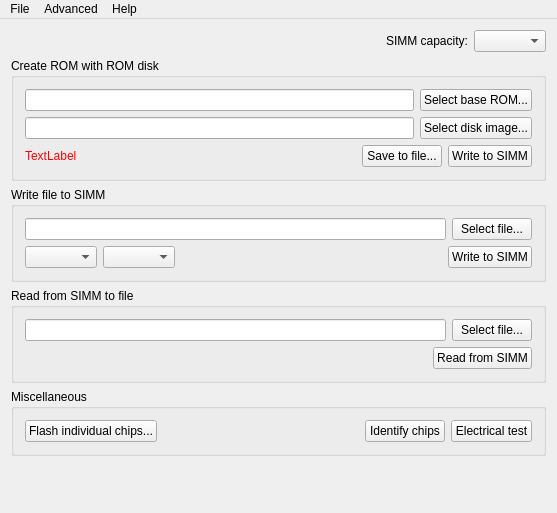
Before: the Qt Designer form mainwindow.ui in dougg3/mac-rom-simm-programmer.software, drawn with Qt 5.
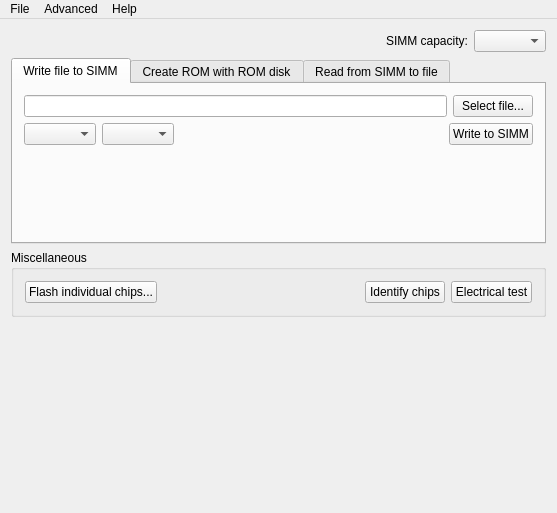
After: the same form once the commit is applied. Custom widgets are drawn as their Qt base class.

Commit message: Rearrange UI to put write, create, and read on separate tabs

```diff
--- a/mainwindow.ui
+++ b/mainwindow.ui
@@ -13,6 +13,11 @@
   <property name="windowTitle">
    <string>SIMM Programmer</string>
   </property>
+  <property name="styleSheet">
+   <string notr="true">QGroupBox#writeGroupBox, QGroupBox#readGroupBox, QGroupBox#createROMGroupBox {
+	border: 0px solid;
+}</string>
+  </property>
   <widget class="QWidget" name="centralWidget">
    <layout class="QVBoxLayout" name="verticalLayout">
     <property name="spacing">
@@ -65,9 +70,129 @@
          </layout>
         </item>
         <item>
-         <widget class="QGroupBox" name="createROMGroupBox">
+         <widget class="QTabWidget" name="tabWidget">
+          <property name="currentIndex">
+           <number>0</number>
+          </property>
+          <widget class="QWidget" name="writeTab">
+           <attribute name="title">
+            <string>Write file to SIMM</string>
+           </attribute>
+           <layout class="QVBoxLayout" name="verticalLayout_10">
+            <property name="spacing">
+             <number>0</number>
+            </property>
+            <property name="leftMargin">
+             <number>0</number>
+            </property>
+            <property name="topMargin">
+             <number>0</number>
+            </property>
+            <property name="rightMargin">
+             <number>0</number>
+            </property>
+            <property name="bottomMargin">
+             <number>0</number>
+            </property>
+            <item>
+             <widget class="DroppableGroupBox" name="writeGroupBox">
           <property name="title">
+               <string/>
+              </property>
+              <property name="flat">
+               <bool>true</bool>
+              </property>
+              <layout class="QVBoxLayout" name="verticalLayout_3">
+               <item>
+                <layout class="QHBoxLayout" name="horizontalLayout">
+                 <item>
+                  <widget class="QLineEdit" name="chosenWriteFile">
+                   <property name="readOnly">
+                    <bool>false</bool>
+                   </property>
+                  </widget>
+                 </item>
+                 <item>
+                  <widget class="QPushButton" name="selectWriteFileButton">
+                   <property name="text">
+                    <string>Select file...</string>
+                   </property>
+                  </widget>
+                 </item>
+                </layout>
+               </item>
+               <item>
+                <layout class="QHBoxLayout" name="horizontalLayout_2">
+                 <item>
+                  <widget class="QComboBox" name="verifyBox"/>
+                 </item>
+                 <item>
+                  <widget class="QComboBox" name="howMuchToWriteBox"/>
+                 </item>
+                 <item>
+                  <spacer name="horizontalSpacer_2">
+                   <property name="orientation">
+                    <enum>Qt::Horizontal</enum>
+                   </property>
+                   <property name="sizeHint" stdset="0">
+                    <size>
+                     <width>40</width>
+                     <height>20</height>
+                    </size>
+                   </property>
+                  </spacer>
+                 </item>
+                 <item>
+                  <widget class="QPushButton" name="writeToSIMMButton">
+                   <property name="text">
+                    <string>Write to SIMM</string>
+                   </property>
+                  </widget>
+                 </item>
+                </layout>
+               </item>
+               <item>
+                <spacer name="verticalSpacer_3">
+                 <property name="orientation">
+                  <enum>Qt::Vertical</enum>
+                 </property>
+                 <property name="sizeHint" stdset="0">
+                  <size>
+                   <width>20</width>
+                   <height>40</height>
+                  </size>
+                 </property>
+                </spacer>
+               </item>
+              </layout>
+             </widget>
+            </item>
+           </layout>
+          </widget>
+          <widget class="QWidget" name="createTab">
+           <attribute name="title">
            <string>Create ROM with ROM disk</string>
+           </attribute>
+           <layout class="QVBoxLayout" name="verticalLayout_9">
+            <property name="spacing">
+             <number>0</number>
+            </property>
+            <property name="leftMargin">
+             <number>0</number>
+            </property>
+            <property name="topMargin">
+             <number>0</number>
+            </property>
+            <property name="rightMargin">
+             <number>0</number>
+            </property>
+            <property name="bottomMargin">
+             <number>0</number>
+            </property>
+            <item>
+             <widget class="DroppableGroupBox" name="createROMGroupBox">
+              <property name="flat">
+               <bool>true</bool>
           </property>
           <layout class="QVBoxLayout" name="verticalLayout_8">
            <item>
@@ -143,70 +268,51 @@
              </item>
             </layout>
            </item>
-          </layout>
-         </widget>
-        </item>
         <item>
-         <widget class="DroppableGroupBox" name="writeGroupBox">
-          <property name="title">
-           <string>Write file to SIMM</string>
-          </property>
-          <layout class="QVBoxLayout" name="verticalLayout_3">
-           <item>
-            <layout class="QHBoxLayout" name="horizontalLayout">
-             <item>
-              <widget class="QLineEdit" name="chosenWriteFile">
-               <property name="readOnly">
-                <bool>false</bool>
-               </property>
-              </widget>
-             </item>
-             <item>
-              <widget class="QPushButton" name="selectWriteFileButton">
-               <property name="text">
-                <string>Select file...</string>
-               </property>
-              </widget>
-             </item>
-            </layout>
-           </item>
-           <item>
-            <layout class="QHBoxLayout" name="horizontalLayout_2">
-             <item>
-              <widget class="QComboBox" name="verifyBox"/>
-             </item>
-             <item>
-              <widget class="QComboBox" name="howMuchToWriteBox"/>
-             </item>
-             <item>
-              <spacer name="horizontalSpacer_2">
+                <spacer name="verticalSpacer">
                <property name="orientation">
-                <enum>Qt::Horizontal</enum>
+                  <enum>Qt::Vertical</enum>
                </property>
                <property name="sizeHint" stdset="0">
                 <size>
-                 <width>40</width>
-                 <height>20</height>
+                   <width>20</width>
+                   <height>40</height>
                 </size>
                </property>
               </spacer>
              </item>
-             <item>
-              <widget class="QPushButton" name="writeToSIMMButton">
-               <property name="text">
-                <string>Write to SIMM</string>
-               </property>
+              </layout>
               </widget>
              </item>
             </layout>
-           </item>
-          </layout>
-         </widget>
-        </item>
-        <item>
-         <widget class="DroppableGroupBox" name="readGroupBox">
-          <property name="title">
+          </widget>
+          <widget class="QWidget" name="readTab">
+           <attribute name="title">
            <string>Read from SIMM to file</string>
+           </attribute>
+           <layout class="QVBoxLayout" name="verticalLayout_11">
+            <property name="spacing">
+             <number>0</number>
+            </property>
+            <property name="leftMargin">
+             <number>0</number>
+            </property>
+            <property name="topMargin">
+             <number>0</number>
+            </property>
+            <property name="rightMargin">
+             <number>0</number>
+            </property>
+            <property name="bottomMargin">
+             <number>0</number>
+            </property>
+            <item>
+             <widget class="DroppableGroupBox" name="readGroupBox">
+              <property name="title">
+               <string/>
+              </property>
+              <property name="flat">
+               <bool>true</bool>
           </property>
           <layout class="QVBoxLayout" name="verticalLayout_4">
            <item>
@@ -254,7 +360,24 @@
              </item>
             </layout>
            </item>
-          </layout>
+               <item>
+                <spacer name="verticalSpacer_4">
+                 <property name="orientation">
+                  <enum>Qt::Vertical</enum>
+                 </property>
+                 <property name="sizeHint" stdset="0">
+                  <size>
+                   <width>20</width>
+                   <height>40</height>
+                  </size>
+                 </property>
+                </spacer>
+               </item>
+              </layout>
+             </widget>
+            </item>
+           </layout>
+          </widget>
          </widget>
         </item>
         <item>
```
Lines whose indentation alone changed are shown as unchanged. The commit also changes 1 other file.
